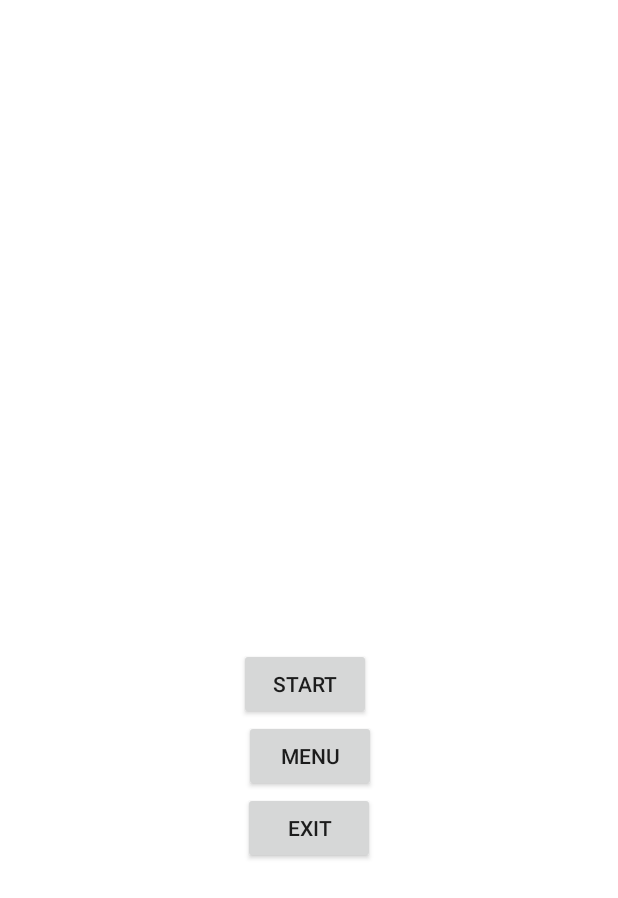
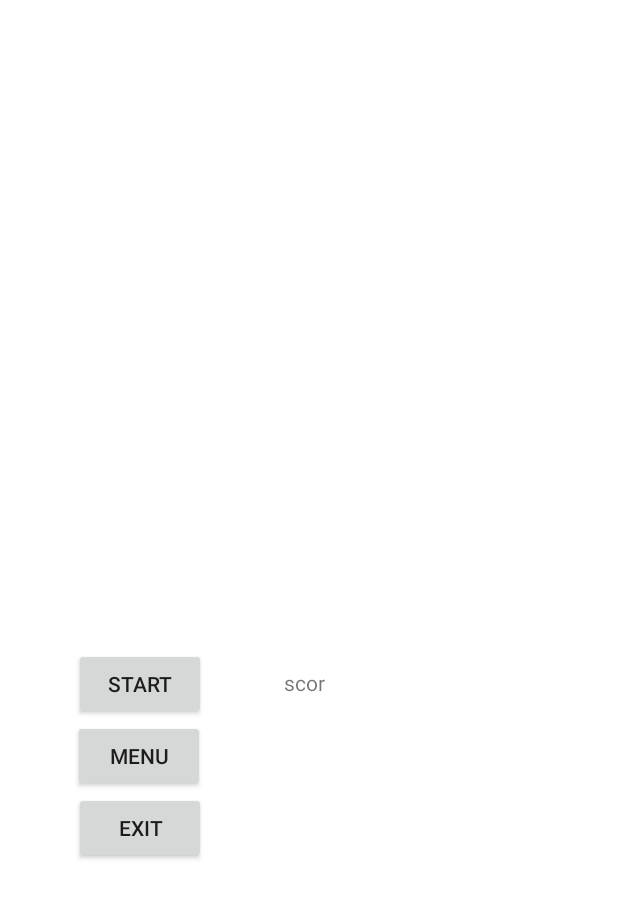
Before and after one commit to SergiooOliveira/kermit, an Android app: the screen it shows after launch (MainActivity), on a phone screen of 412 x 824 dp. Shown: the top 898 px of the screen. Run offline under Robolectric (Android 15) with nearby library versions, the phone set to English and light mode, and no system bars.

```diff
--- a/app/src/main/res/layout/activity_main.xml
+++ b/app/src/main/res/layout/activity_main.xml
@@ -7,30 +7,16 @@
     tools:context=".MainActivity">
 
     <Button
-        android:id="@+id/button_Start"
-        android:layout_width="wrap_content"
-        android:layout_height="wrap_content"
-        android:layout_marginStart="159dp"
-        android:layout_marginLeft="159dp"
-        android:layout_marginTop="432dp"
-        android:layout_marginEnd="164dp"
-        android:layout_marginRight="164dp"
-        android:text="Start"
-        app:layout_constraintEnd_toEndOf="parent"
-        app:layout_constraintHorizontal_bias="0.0"
-        app:layout_constraintStart_toStartOf="parent"
-        app:layout_constraintTop_toTopOf="parent" />
-
-    <Button
         android:id="@+id/button_Menu"
         android:layout_width="wrap_content"
         android:layout_height="wrap_content"
-        android:layout_marginStart="160dp"
-        android:layout_marginLeft="160dp"
+        android:layout_marginStart="32dp"
+        android:layout_marginLeft="32dp"
         android:layout_marginEnd="159dp"
         android:layout_marginRight="159dp"
         android:text="Menu"
         app:layout_constraintEnd_toEndOf="parent"
+        app:layout_constraintHorizontal_bias="0.128"
         app:layout_constraintStart_toStartOf="parent"
         app:layout_constraintTop_toBottomOf="@+id/button_Start" />
 
@@ -38,12 +24,43 @@
         android:id="@+id/button_Exit"
         android:layout_width="wrap_content"
         android:layout_height="wrap_content"
-        android:layout_marginStart="159dp"
-        android:layout_marginLeft="159dp"
         android:layout_marginEnd="159dp"
         android:layout_marginRight="159dp"
         android:text="Exit"
         app:layout_constraintEnd_toEndOf="parent"
+        app:layout_constraintHorizontal_bias="0.298"
         app:layout_constraintStart_toStartOf="parent"
         app:layout_constraintTop_toBottomOf="@+id/button_Menu" />
+
+    <Button
+        android:id="@+id/button_Start"
+        android:layout_width="wrap_content"
+        android:layout_height="wrap_content"
+        android:layout_marginStart="32dp"
+        android:layout_marginLeft="32dp"
+        android:layout_marginTop="432dp"
+        android:layout_marginEnd="164dp"
+        android:layout_marginRight="164dp"
+        android:text="Start"
+        app:layout_constraintEnd_toEndOf="parent"
+        app:layout_constraintHorizontal_bias="0.133"
+        app:layout_constraintStart_toStartOf="parent"
+        app:layout_constraintTop_toTopOf="parent" />
+
+    <TextView
+        android:id="@+id/ScorView"
+        android:layout_width="188dp"
+        android:layout_height="207dp"
+        android:layout_marginStart="52dp"
+        android:layout_marginLeft="52dp"
+        android:layout_marginTop="399dp"
+        android:layout_marginEnd="34dp"
+        android:layout_marginRight="34dp"
+        android:layout_marginBottom="125dp"
+        android:text="scor"
+        app:layout_constraintBottom_toBottomOf="parent"
+        app:layout_constraintEnd_toEndOf="parent"
+        app:layout_constraintStart_toEndOf="@+id/button_Menu"
+        app:layout_constraintTop_toTopOf="parent" />
+
 </androidx.constraintlayout.widget.ConstraintLayout>
```
Also changed, not shown: app/src/main/res/drawable-v24/fundo.png (added), app/src/main/res/drawable-v24/logo.png (added).
